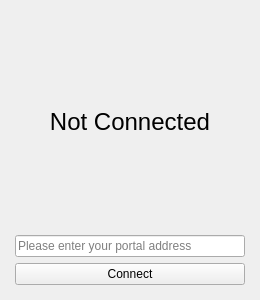
This is GPClient/gpclient.ui in yuezk/GlobalProtect-openconnect as Qt 5 draws it before an edit. The edited form follows.
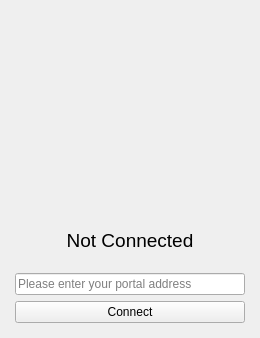
This is the edited form. Icons and pictures are not drawn.

The edit to the form file:
```diff
--- a/GPClient/gpclient.ui
+++ b/GPClient/gpclient.ui
@@ -7,15 +7,18 @@
     <x>0</x>
     <y>0</y>
     <width>260</width>
-    <height>300</height>
+    <height>338</height>
    </rect>
   </property>
   <property name="windowTitle">
    <string>GP VPN Client</string>
   </property>
   <property name="windowIcon">
-   <iconset>
-    <normaloff>com.yuezk.qt.GPClient.svg</normaloff>com.yuezk.qt.GPClient.svg</iconset>
+   <iconset resource="resources.qrc">
+    <normaloff>:/images/logo.svg</normaloff>:/images/logo.svg</iconset>
+  </property>
+  <property name="styleSheet">
+   <string notr="true"/>
   </property>
   <property name="iconSize">
    <size>
@@ -47,12 +50,28 @@
      <number>15</number>
     </property>
     <item>
-     <layout class="QVBoxLayout" name="verticalLayout" stretch="0">
+     <layout class="QVBoxLayout" name="verticalLayout" stretch="1,0">
+      <property name="bottomMargin">
+       <number>15</number>
+      </property>
+      <item>
+       <widget class="QLabel" name="statusImage">
+        <property name="styleSheet">
+         <string notr="true">#statusImage {
+	image: url(:/images/not_connected.png);
+	padding: 15
+}</string>
+        </property>
+        <property name="text">
+         <string/>
+        </property>
+       </widget>
+      </item>
       <item>
        <widget class="QLabel" name="statusLabel">
         <property name="font">
          <font>
-          <pointsize>18</pointsize>
+          <pointsize>14</pointsize>
           <weight>50</weight>
           <bold>false</bold>
           <underline>false</underline>
```
Left out of the diff: 4 changed lines with no effect on the pictures.
